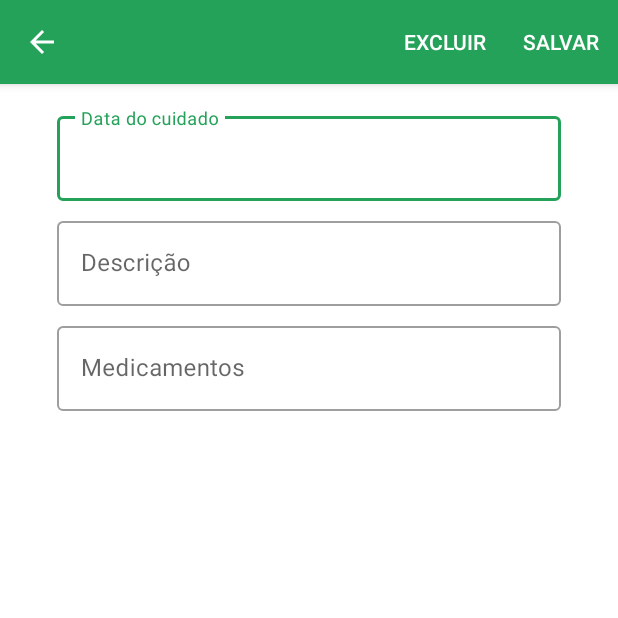
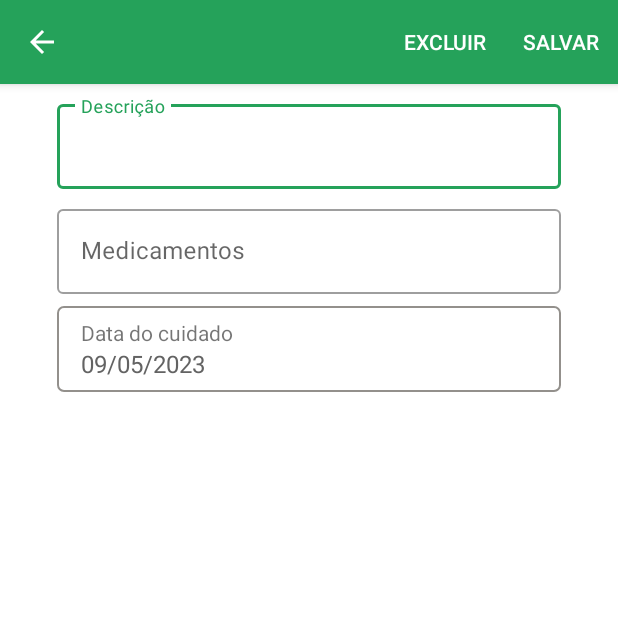
Before and after one commit to wandersonfelipegp13/app, an Android app: the CareListActivity screen opened directly, with no data from a screen before it, after a tap on an icon or button, on a phone screen of 412 x 824 dp, the top half of it. Run offline under Robolectric (Android 15) with nearby library versions, the phone set to English and light mode, and no system bars; our stand-ins replace data binding; Roboto replaces fonts that are not available here.

Commit message:
feat: Date Picker no form de Cuidados

```diff
--- a/app/src/main/java/com/example/myapplication/CareActivity.java
+++ b/app/src/main/java/com/example/myapplication/CareActivity.java
@@ -1,21 +1,28 @@
 package com.example.myapplication;
-
-import androidx.annotation.NonNull;
-import androidx.appcompat.app.AppCompatActivity;
-import androidx.appcompat.widget.Toolbar;
 
 import android.os.Bundle;
 import android.view.Menu;
 import android.view.MenuInflater;
 import android.view.MenuItem;
 
+import androidx.annotation.NonNull;
+import androidx.appcompat.app.AppCompatActivity;
+import androidx.appcompat.widget.Toolbar;
+
 import com.example.myapplication.databinding.ActivityCareBinding;
 import com.example.myapplication.util.AppToast;
+import com.example.myapplication.util.DateUtils;
+import com.example.myapplication.util.DateValidatorNoFuture;
 import com.example.myapplication.util.ToolbarConfig;
+import com.google.android.material.datepicker.CalendarConstraints;
+import com.google.android.material.datepicker.MaterialDatePicker;
+
+import java.util.Calendar;
 
 public class CareActivity extends AppCompatActivity {
 
     private ActivityCareBinding binding;
+    private Calendar date;
 
     @Override
     protected void onCreate(Bundle savedInstanceState) {
@@ -26,6 +33,51 @@ public class CareActivity extends AppCompatActivity {
 
         Toolbar toolbar = binding.toolbar;
         ToolbarConfig.config(this, toolbar);
+
+        date = Calendar.getInstance();
+        changeDate(date);
+
+        onClickSelectCareDate();
+
+    }
+
+    private void changeDate(Calendar time) {
+
+        date = time;
+        binding.tvDataCare.setText(DateUtils.dateToString(time));
+
+    }
+
+    private void onClickSelectCareDate() {
+
+        binding.llSelectDate.setOnClickListener(view -> {
+
+            CalendarConstraints calendarConstraints =
+                    new CalendarConstraints.Builder()
+                            .setValidator(new DateValidatorNoFuture())
+                            .build();
+
+            MaterialDatePicker<Long> datePicker =
+                    MaterialDatePicker.Builder.datePicker()
+                            .setTitleText(getString(R.string.care_date))
+                            .setInputMode(MaterialDatePicker.INPUT_MODE_TEXT)
+                            .setCalendarConstraints(calendarConstraints)
+                            .build();
+
+            datePicker.addOnPositiveButtonClickListener(selection -> {
+
+                Calendar correctDate = Calendar.getInstance();
+                correctDate.setTimeInMillis(selection);
+
+                DateUtils.correctDatePickerDate(correctDate);
+
+                changeDate(correctDate);
+
+            });
+
+            datePicker.show(getSupportFragmentManager(), "tag");
+
+        });
 
     }
 
--- a/app/src/main/java/com/example/myapplication/model/CareAdapter.java
+++ b/app/src/main/java/com/example/myapplication/model/CareAdapter.java
@@ -10,7 +10,7 @@ import androidx.annotation.NonNull;
 import androidx.recyclerview.widget.RecyclerView;
 
 import com.example.myapplication.R;
-import com.example.myapplication.util.DateComparator;
+import com.example.myapplication.util.DateUtils;
 
 import java.util.List;
 
@@ -19,7 +19,6 @@ public class CareAdapter extends RecyclerView.Adapter<CareAdapter.CareViewHolder
     private final List<Care> careList;
     private final Context context;
     private final CareOnClickListener onClickListener;
-
 
     public interface CareOnClickListener {
 
@@ -45,7 +44,7 @@ public class CareAdapter extends RecyclerView.Adapter<CareAdapter.CareViewHolder
 
         Care care = careList.get(position);
 
-        holder.data.setText(DateComparator.dateToString(context, care.getData()));
+        holder.data.setText(DateUtils.dateToString(context, care.getData()));
 
         if (onClickListener != null) {
             holder.itemView.setOnClickListener(view -> onClickListener.onClickCare(holder, position));
--- a/app/src/main/java/com/example/myapplication/model/ProductionAdapter.java
+++ b/app/src/main/java/com/example/myapplication/model/ProductionAdapter.java
@@ -10,7 +10,7 @@ import androidx.annotation.NonNull;
 import androidx.recyclerview.widget.RecyclerView;
 
 import com.example.myapplication.R;
-import com.example.myapplication.util.DateComparator;
+import com.example.myapplication.util.DateUtils;
 
 import java.util.List;
 
@@ -19,7 +19,6 @@ public class ProductionAdapter extends RecyclerView.Adapter<ProductionAdapter.Pr
     private final List<Production> productions;
     private final Context context;
     private final ProductionOnClickListener onClickListener;
-
 
     public interface ProductionOnClickListener {
 
@@ -48,7 +47,7 @@ public class ProductionAdapter extends RecyclerView.Adapter<ProductionAdapter.Pr
         String liters = production.getLitros() + " " + context.getString(R.string.liters);
         holder.liters.setText(liters);
 
-        holder.date.setText(DateComparator.dateToString(context, production.getData()));
+        holder.date.setText(DateUtils.dateToString(context, production.getData()));
 
         holder.itemView.setOnClickListener(view -> onClickListener.onClickProduction(holder, position));
 
--- a/app/src/main/java/com/example/myapplication/util/DateComparator.java
+++ b/app/src/main/java/com/example/myapplication/util/DateUtils.java
@@ -10,7 +10,7 @@ import java.util.Calendar;
 import java.util.Date;
 import java.util.Locale;
 
-public abstract class DateComparator {
+public abstract class DateUtils {
 
     public static boolean isSameDay(Date firstDate, Date secondDate) {
 
@@ -45,28 +45,41 @@ public abstract class DateComparator {
 
     public static String dateToString(Context context, Date date) {
 
+        Calendar calendar = Calendar.getInstance();
+        calendar.setTime(date);
+
         if (isYesterday(date)) {
 
             return context.getString(R.string.yesterday);
 
+        } else if (isToday(date)) {
+
+            return timeToString(calendar);
+
         } else {
 
-            DateFormat df;
-
-            if (isToday(date)) {
-
-                df = new SimpleDateFormat("HH:mm", Locale.getDefault());
-
-            } else {
-
-                df = new SimpleDateFormat("dd/MM/yyyy", Locale.getDefault());
-
-            }
-
-            return df.format(date.getTime());
+            return dateToString(calendar);
 
         }
 
     }
 
+    public static String dateToString(Calendar calendar) {
+
+        DateFormat df = new SimpleDateFormat("dd/MM/yyyy", Locale.getDefault());
+        return df.format(calendar.getTime());
+
+    }
+
+    public static String timeToString(Calendar calendar) {
+
+        DateFormat df = new SimpleDateFormat("HH:mm", Locale.getDefault());
+        return df.format(calendar.getTime());
+
+    }
+
+    public static void correctDatePickerDate(Calendar calendar) {
+        calendar.set(Calendar.DAY_OF_YEAR, calendar.get(Calendar.DAY_OF_YEAR) + 1);
+    }
+
 }
--- a/app/src/main/res/layout/activity_care.xml
+++ b/app/src/main/res/layout/activity_care.xml
@@ -1,54 +1,48 @@
 <?xml version="1.0" encoding="utf-8"?>
 <layout xmlns:android="http://schemas.android.com/apk/res/android"
+    xmlns:app="http://schemas.android.com/apk/res-auto"
     xmlns:tools="http://schemas.android.com/tools">
 
     <data>
 
     </data>
 
-    <ScrollView
+    <androidx.constraintlayout.widget.ConstraintLayout
         android:layout_width="match_parent"
         android:layout_height="match_parent"
         tools:context=".CareActivity">
-
-        <LinearLayout
-            android:id="@+id/layout"
-            android:layout_width="match_parent"
-            android:layout_height="wrap_content"
-            android:orientation="vertical">
 
         <androidx.appcompat.widget.Toolbar
             android:id="@+id/toolbar"
             style="@style/Widget.MaterialComponents.Toolbar.Primary"
             android:layout_width="match_parent"
             android:layout_height="?attr/actionBarSize"
-                android:background="@color/green_500" />
+            android:background="@color/green_500"
+            app:layout_constraintEnd_toEndOf="parent"
+            app:layout_constraintStart_toStartOf="parent"
+            app:layout_constraintTop_toTopOf="parent" />
 
-            <com.google.android.material.textfield.TextInputLayout
-                android:id="@+id/tilData"
-                style="@style/Widget.MaterialComponents.TextInputLayout.OutlinedBox"
-                android:layout_width="wrap_content"
+        <ScrollView
+            android:layout_width="match_parent"
             android:layout_height="wrap_content"
-                android:layout_gravity="center"
-                android:layout_marginTop="@dimen/medium_margin"
-                android:minEms="18">
+            app:layout_constraintEnd_toEndOf="parent"
+            app:layout_constraintStart_toStartOf="parent"
+            app:layout_constraintTop_toBottomOf="@id/toolbar">
 
-                <com.google.android.material.textfield.TextInputEditText
+            <androidx.constraintlayout.widget.ConstraintLayout
                 android:layout_width="match_parent"
-                    android:layout_height="match_parent"
-                    android:hint="@string/care_date"
-                    android:inputType="date" />
-
-            </com.google.android.material.textfield.TextInputLayout>
+                android:layout_height="wrap_content">
 
                 <com.google.android.material.textfield.TextInputLayout
                     android:id="@+id/tilDesc"
                     style="@style/Widget.MaterialComponents.TextInputLayout.OutlinedBox"
                     android:layout_width="wrap_content"
                     android:layout_height="wrap_content"
-                android:layout_gravity="center"
                     android:layout_marginTop="@dimen/small_margin"
-                android:minEms="18">
+                    android:minEms="18"
+                    app:layout_constraintEnd_toEndOf="parent"
+                    app:layout_constraintStart_toStartOf="parent"
+                    app:layout_constraintTop_toTopOf="parent">
 
                     <com.google.android.material.textfield.TextInputEditText
                         android:layout_width="match_parent"
@@ -63,10 +57,12 @@
                     style="@style/Widget.MaterialComponents.TextInputLayout.OutlinedBox"
                     android:layout_width="wrap_content"
                     android:layout_height="wrap_content"
-                android:layout_gravity="center"
                     android:layout_marginTop="@dimen/small_margin"
                     android:layout_marginBottom="@dimen/medium_margin"
-                android:minEms="18">
+                    android:minEms="18"
+                    app:layout_constraintEnd_toEndOf="parent"
+                    app:layout_constraintStart_toStartOf="parent"
+                    app:layout_constraintTop_toBottomOf="@id/tilDesc">
 
                     <com.google.android.material.textfield.TextInputEditText
                         android:layout_width="match_parent"
@@ -76,8 +72,38 @@
 
                 </com.google.android.material.textfield.TextInputLayout>
 
+                <LinearLayout
+                    android:id="@+id/llSelectDate"
+                    android:layout_width="0dp"
+                    android:layout_height="wrap_content"
+                    android:layout_marginTop="@dimen/small_margin"
+                    android:background="@drawable/date_time_border"
+                    android:orientation="vertical"
+                    android:paddingHorizontal="@dimen/medium_padding"
+                    android:paddingVertical="@dimen/small_padding"
+                    app:layout_constraintEnd_toEndOf="@id/tilMed"
+                    app:layout_constraintStart_toStartOf="@id/tilMed"
+                    app:layout_constraintTop_toBottomOf="@+id/tilMed">
+
+                    <TextView
+                        android:layout_width="wrap_content"
+                        android:layout_height="wrap_content"
+                        android:text="@string/care_date" />
+
+                    <TextView
+                        android:id="@+id/tvDataCare"
+                        android:layout_width="wrap_content"
+                        android:layout_height="wrap_content"
+                        android:text="@string/animal_birth_not_selected"
+                        android:textColor="@color/dark_gray"
+                        android:textSize="@dimen/medium_text" />
+
                 </LinearLayout>
+
+            </androidx.constraintlayout.widget.ConstraintLayout>
 
         </ScrollView>
 
+    </androidx.constraintlayout.widget.ConstraintLayout>
+
 </layout>
--- a/app/src/main/res/values/strings.xml
+++ b/app/src/main/res/values/strings.xml
@@ -96,6 +96,7 @@
     <string name="production_deleted">Produção excluída</string>
     <string name="production_hour">Hora da produção</string>
     <string name="production_hour_not_select">Selecionar hora</string>
+    <string name="production_hour_select">Selecione a hora da produção</string>
 
     <string name="search_animal">Buscar animal</string>
     <string name="select_animal">Selecione o animal</string>
```
Also changed, not shown: app/src/main/java/com/example/myapplication/ProductionFormActivity.java (+27 -35 lines). Lines whose indentation alone changed are shown as unchanged.
